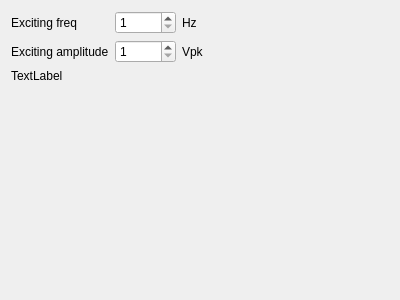
Old version of the form specificsimparamsTest8.ui in the repository koalakoker/gSim.
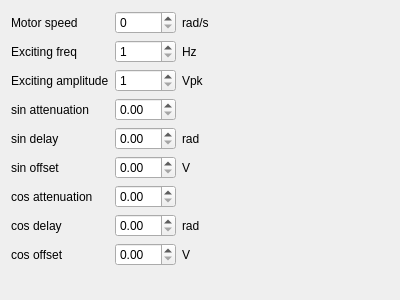
New version of the form.

Commit message: Added other parameters to the simulation test 8 - Delay and offset sin/cos

```diff
--- a/specificsimparamsTest8.ui
+++ b/specificsimparamsTest8.ui
@@ -16,24 +16,21 @@
   <layout class="QFormLayout" name="formLayout_2">
    <item row="0" column="0">
     <layout class="QGridLayout" name="gridLayout">
-     <item row="2" column="0">
-      <widget class="QLabel" name="label_2">
+     <item row="1" column="2">
+      <widget class="QLabel" name="label_4">
        <property name="text">
-        <string>Exciting amplitude</string>
+        <string>Hz</string>
        </property>
       </widget>
      </item>
-     <item row="0" column="1">
-      <widget class="QSpinBox" name="excFreq">
-       <property name="minimum">
-        <number>1</number>
+     <item row="9" column="0">
+      <widget class="QLabel" name="label_11">
+       <property name="text">
+        <string>cos offset</string>
        </property>
-       <property name="maximum">
-        <number>30000</number>
-       </property>
       </widget>
      </item>
-     <item row="0" column="0">
+     <item row="1" column="0">
       <widget class="QLabel" name="label_3">
        <property name="text">
         <string>Exciting freq</string>
@@ -41,27 +38,67 @@
       </widget>
      </item>
      <item row="3" column="0">
-      <widget class="QLabel" name="label">
+      <widget class="QLabel" name="label_2">
        <property name="text">
-        <string>TextLabel</string>
+        <string>Exciting amplitude</string>
        </property>
       </widget>
      </item>
-     <item row="0" column="2">
-      <widget class="QLabel" name="label_4">
+     <item row="5" column="1">
+      <widget class="QDoubleSpinBox" name="sinDelay"/>
+     </item>
+     <item row="8" column="1">
+      <widget class="QDoubleSpinBox" name="cosDelay"/>
+     </item>
+     <item row="9" column="1">
+      <widget class="QDoubleSpinBox" name="cosOffset"/>
+     </item>
+     <item row="6" column="1">
+      <widget class="QDoubleSpinBox" name="sinOffset"/>
+     </item>
+     <item row="5" column="2">
+      <widget class="QLabel" name="label_12">
        <property name="text">
-        <string>Hz</string>
+        <string>rad</string>
        </property>
       </widget>
      </item>
-     <item row="2" column="2">
+     <item row="6" column="2">
+      <widget class="QLabel" name="label_13">
+       <property name="text">
+        <string>V</string>
+       </property>
+      </widget>
+     </item>
+     <item row="8" column="2">
+      <widget class="QLabel" name="label_14">
+       <property name="text">
+        <string>rad</string>
+       </property>
+      </widget>
+     </item>
+     <item row="9" column="2">
+      <widget class="QLabel" name="label_15">
+       <property name="text">
+        <string>V</string>
+       </property>
+      </widget>
+     </item>
+     <item row="3" column="2">
       <widget class="QLabel" name="label_5">
        <property name="text">
         <string>Vpk</string>
        </property>
       </widget>
      </item>
-     <item row="2" column="1">
+     <item row="8" column="0">
+      <widget class="QLabel" name="label_10">
+       <property name="text">
+        <string>cos delay</string>
+       </property>
+      </widget>
+     </item>
+     <item row="3" column="1">
       <widget class="QSpinBox" name="excAmp">
        <property name="minimum">
         <number>1</number>
@@ -71,6 +108,71 @@
        </property>
       </widget>
      </item>
+     <item row="4" column="0">
+      <widget class="QLabel" name="label">
+       <property name="text">
+        <string>sin attenuation</string>
+       </property>
+      </widget>
+     </item>
+     <item row="0" column="0">
+      <widget class="QLabel" name="label_6">
+       <property name="text">
+        <string>Motor speed</string>
+       </property>
+      </widget>
+     </item>
+     <item row="1" column="1">
+      <widget class="QSpinBox" name="excFreq">
+       <property name="minimum">
+        <number>1</number>
+       </property>
+       <property name="maximum">
+        <number>30000</number>
+       </property>
+      </widget>
+     </item>
+     <item row="0" column="1">
+      <widget class="QSpinBox" name="motSpeedRads">
+       <property name="maximum">
+        <number>10000</number>
+       </property>
+      </widget>
+     </item>
+     <item row="4" column="1">
+      <widget class="QDoubleSpinBox" name="sinAttenuation"/>
+     </item>
+     <item row="5" column="0">
+      <widget class="QLabel" name="label_8">
+       <property name="text">
+        <string>sin delay</string>
+       </property>
+      </widget>
+     </item>
+     <item row="0" column="2">
+      <widget class="QLabel" name="label_7">
+       <property name="text">
+        <string>rad/s</string>
+       </property>
+      </widget>
+     </item>
+     <item row="6" column="0">
+      <widget class="QLabel" name="label_9">
+       <property name="text">
+        <string>sin offset</string>
+       </property>
+      </widget>
+     </item>
+     <item row="7" column="0">
+      <widget class="QLabel" name="label_16">
+       <property name="text">
+        <string>cos attenuation</string>
+       </property>
+      </widget>
+     </item>
+     <item row="7" column="1">
+      <widget class="QDoubleSpinBox" name="cosAttenuation"/>
+     </item>
     </layout>
    </item>
   </layout>
```
The commit also changes 5 other files.
